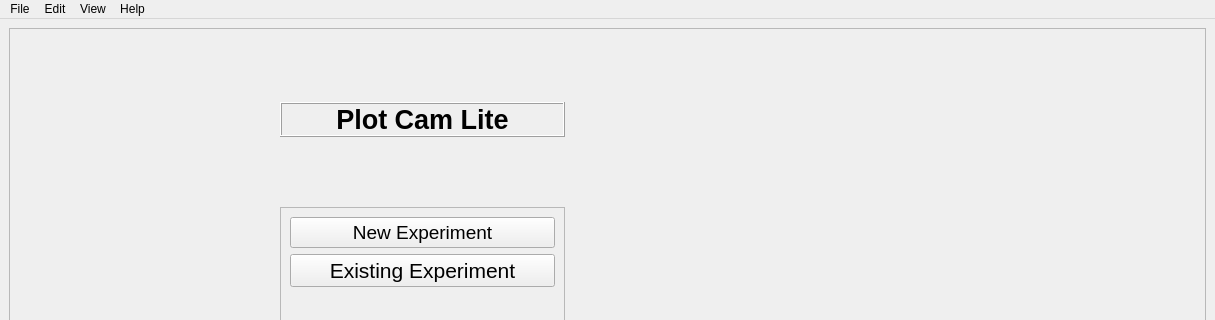
The window that resources/ui/PlotCamLiteUI_monitor.ui (ruaaabdu/PlotCamLite) describes before a commit, drawn with Qt 5; both pictures show x 0 to 1215 and y 0 to 320 of the 1215 by 758 pixel window.
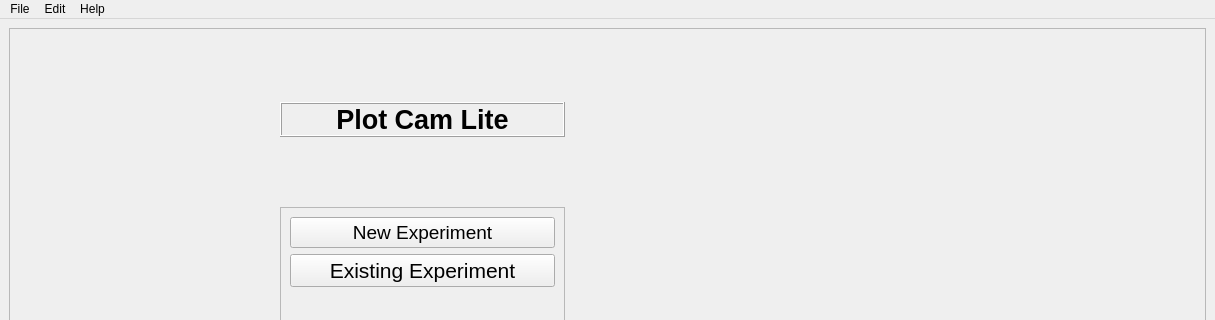
The same window after the commit.

Commit message: Made menu actions exlusive and added checks

Patch:
```diff
--- a/resources/ui/PlotCamLiteUI_monitor.ui
+++ b/resources/ui/PlotCamLiteUI_monitor.ui
@@ -315,14 +315,8 @@
     <addaction name="actionDocumentation"/>
     <addaction name="actionAbout"/>
    </widget>
-   <widget class="QMenu" name="menuView">
-    <property name="title">
-     <string>View</string>
-    </property>
-   </widget>
    <addaction name="menuFile"/>
    <addaction name="menuEdit"/>
-   <addaction name="menuView"/>
    <addaction name="menuAbout"/>
   </widget>
   <widget class="QStatusBar" name="statusbar"/>
```
Left out of the diff: 4 changed lines with no effect on the pictures. The commit also changes 4 other files.
